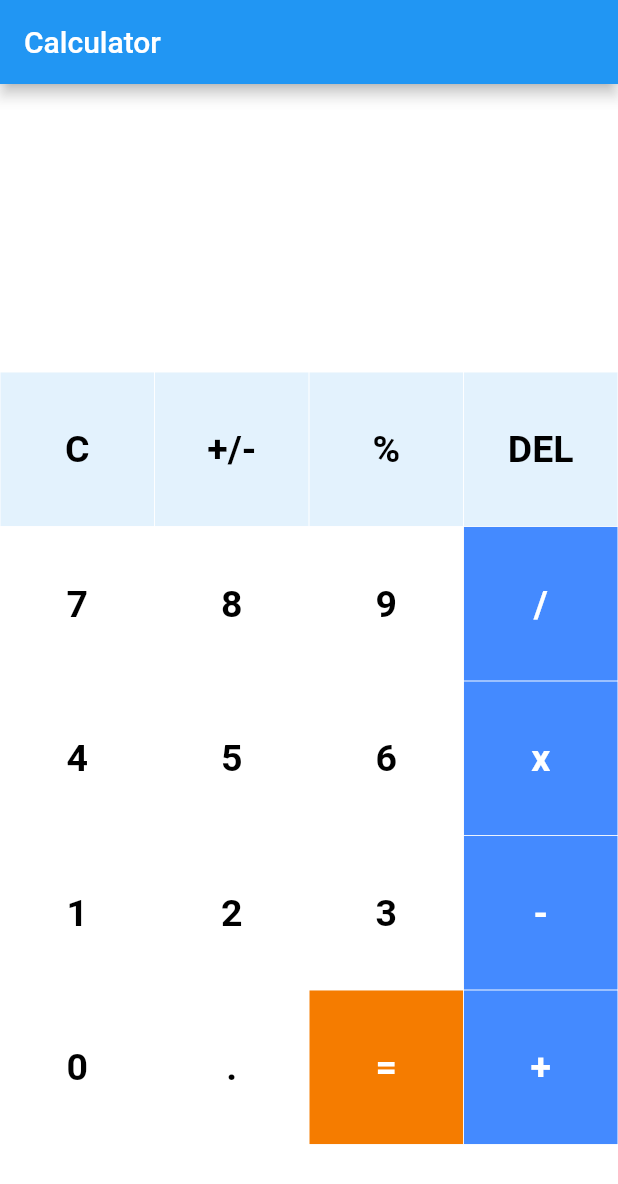
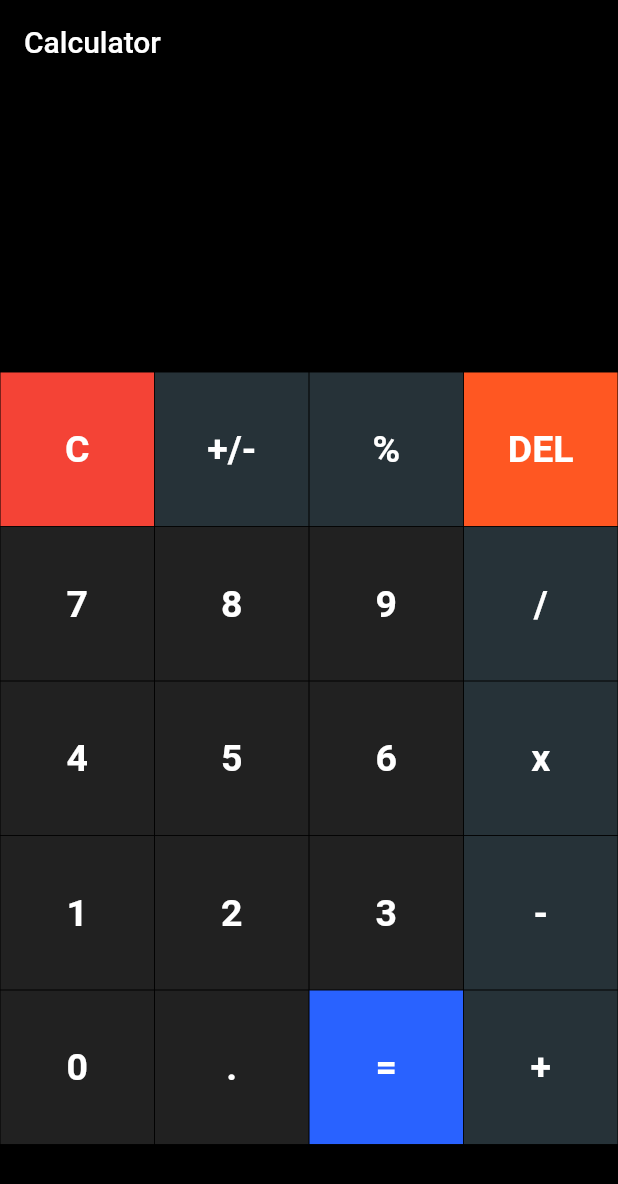
Before and after one commit to urielduana/learningflutter, a Flutter app: the screen it shows after launch, on a phone screen of 412 x 824 dp. Shown: the top 1184 px of the screen. Run offline on Flutter 3.47's test engine with Material 2 defaults, Android fonts, the phone set to English and light mode, and no system bars; our stand-ins replace math_expressions.

```diff
--- a/lib/main.dart
+++ b/lib/main.dart
@@ -54,8 +54,9 @@ class _HomePageState extends State<HomePage> {
     return Scaffold(
       appBar: new AppBar(
         title: new Text("Calculator"),
+        backgroundColor: Colors.black,
       ), //AppBar
-      backgroundColor: Colors.white38,
+      backgroundColor: Colors.black,
       body: Column(
         children: <Widget>[
           Expanded(
@@ -103,8 +104,8 @@ class _HomePageState extends State<HomePage> {
                           });
                         },
                         buttonText: buttons[index],
-                        color: Colors.blue[50],
-                        textColor: Colors.black,
+                        color: Colors.red,
+                        textColor: Colors.white,
                       );
                     }
 
@@ -112,8 +113,8 @@ class _HomePageState extends State<HomePage> {
                     else if (index == 1) {
                       return MyButton(
                         buttonText: buttons[index],
-                        color: Colors.blue[50],
-                        textColor: Colors.black,
+                        color: Colors.blueGrey[900],
+                        textColor: Colors.white,
                       );
                     }
                     // % Button
@@ -125,8 +126,8 @@ class _HomePageState extends State<HomePage> {
                           });
                         },
                         buttonText: buttons[index],
-                        color: Colors.blue[50],
-                        textColor: Colors.black,
+                        color: Colors.blueGrey[900],
+                        textColor: Colors.white,
                       );
                     }
                     // Delete Button
@@ -139,8 +140,8 @@ class _HomePageState extends State<HomePage> {
                           });
                         },
                         buttonText: buttons[index],
-                        color: Colors.blue[50],
-                        textColor: Colors.black,
+                        color: Colors.deepOrange,
+                        textColor: Colors.white,
                       );
                     }
                     // Equal_to Button
@@ -152,7 +153,7 @@ class _HomePageState extends State<HomePage> {
                           });
                         },
                         buttonText: buttons[index],
-                        color: Colors.orange[700],
+                        color: Colors.blueAccent[700],
                         textColor: Colors.white,
                       );
                     }
@@ -167,11 +168,11 @@ class _HomePageState extends State<HomePage> {
                         },
                         buttonText: buttons[index],
                         color: isOperator(buttons[index])
-                            ? Colors.blueAccent
-                            : Colors.white,
+                            ? Colors.blueGrey[900]
+                            : Colors.grey[900],
                         textColor: isOperator(buttons[index])
                             ? Colors.white
-                            : Colors.black,
+                            : Colors.white,
                       );
                     }
                   }), // GridView.builder
```
